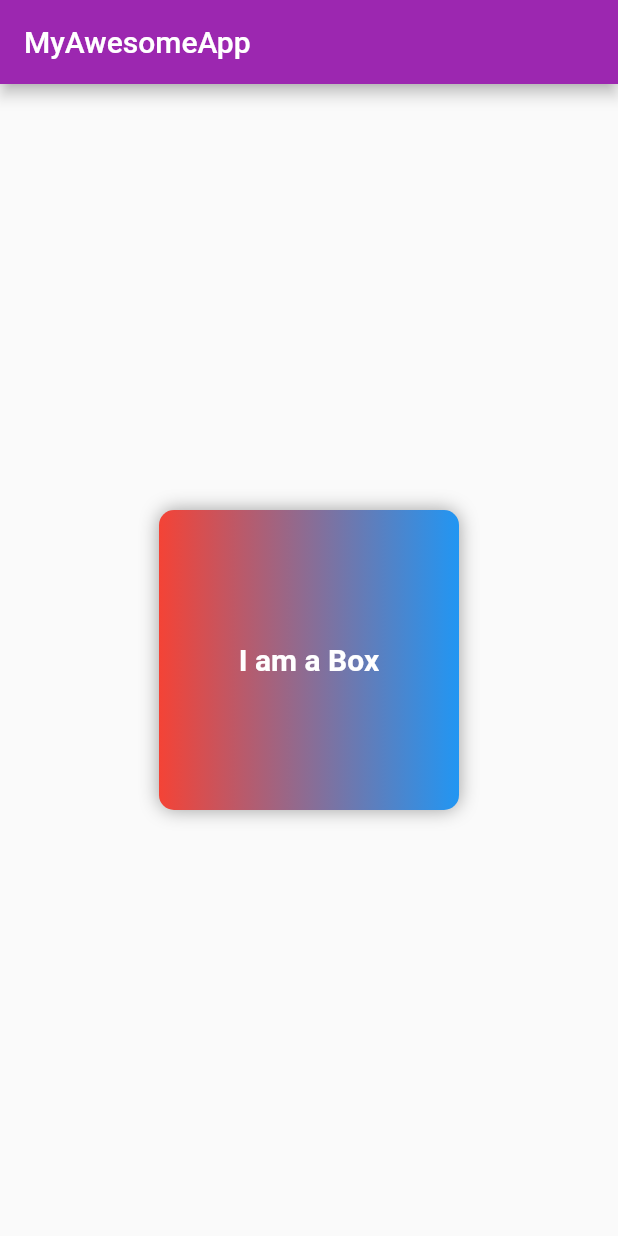
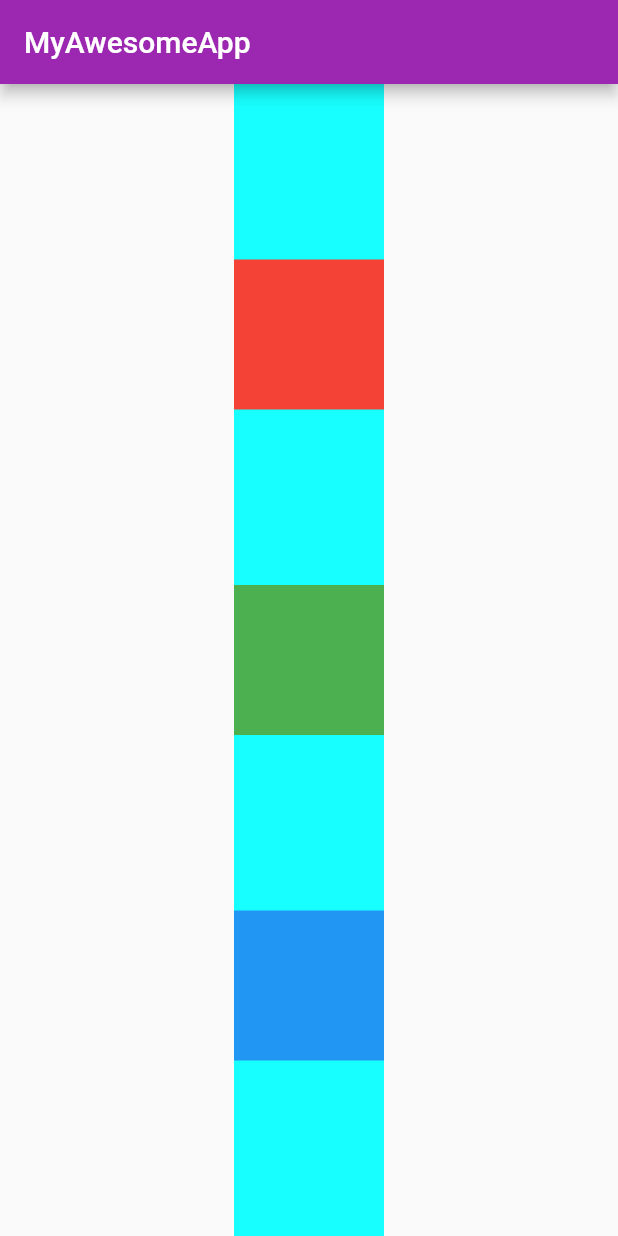
Before and after one commit to codersangam/flutter-basics, a Flutter app: the screen it shows after launch, on a phone screen of 412 x 824 dp. Run offline on Flutter 3.47's test engine with Material 2 defaults, Android fonts, the phone set to English and light mode, and no system bars.

Commit message:
day3 complete

```diff
--- a/lib/main.dart
+++ b/lib/main.dart
@@ -17,25 +17,36 @@ class HomePage extends StatelessWidget {
     return Scaffold(
       appBar: AppBar(title: Text("MyAwesomeApp")),
       body: Center(
-        child: Container(
-          // color: Colors.red,
-          padding: EdgeInsets.all(10),
-          height: 200,
-          width: 200,
-          alignment: Alignment.center,
-          decoration: BoxDecoration(
+          child: Container(
+        color: Colors.cyanAccent,
+        child: Column(
+          mainAxisAlignment: MainAxisAlignment.spaceEvenly,
+          crossAxisAlignment: CrossAxisAlignment.end,
+          children: <Widget>[
+            Container(
               color: Colors.red,
-              borderRadius: BorderRadius.circular(10),
-              gradient: LinearGradient(colors: [Colors.red, Colors.blue]),
-              boxShadow: [BoxShadow(color: Colors.grey, blurRadius: 10)]),
-          child: Text(
-            "I am a Box",
-            textAlign: TextAlign.center,
-            style: TextStyle(
-                color: Colors.white, fontSize: 20, fontWeight: FontWeight.bold),
-          ),
+              padding: EdgeInsets.all(10),
+              height: 100,
+              width: 100,
+              alignment: Alignment.center,
+            ),
+            Container(
+              color: Colors.green,
+              padding: EdgeInsets.all(10),
+              height: 100,
+              width: 100,
+              alignment: Alignment.center,
+            ),
+            Container(
+              color: Colors.blue,
+              padding: EdgeInsets.all(10),
+              height: 100,
+              width: 100,
+              alignment: Alignment.center,
+            ),
+          ],
         ),
-      ),
+      )),
     );
   }
 }
```
